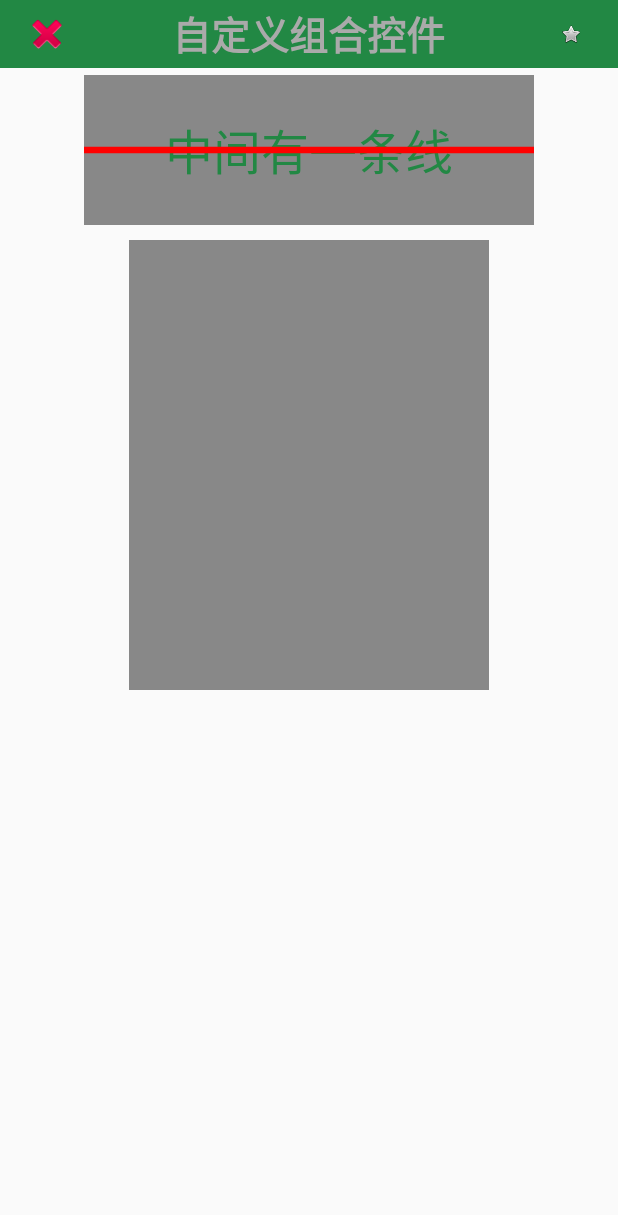
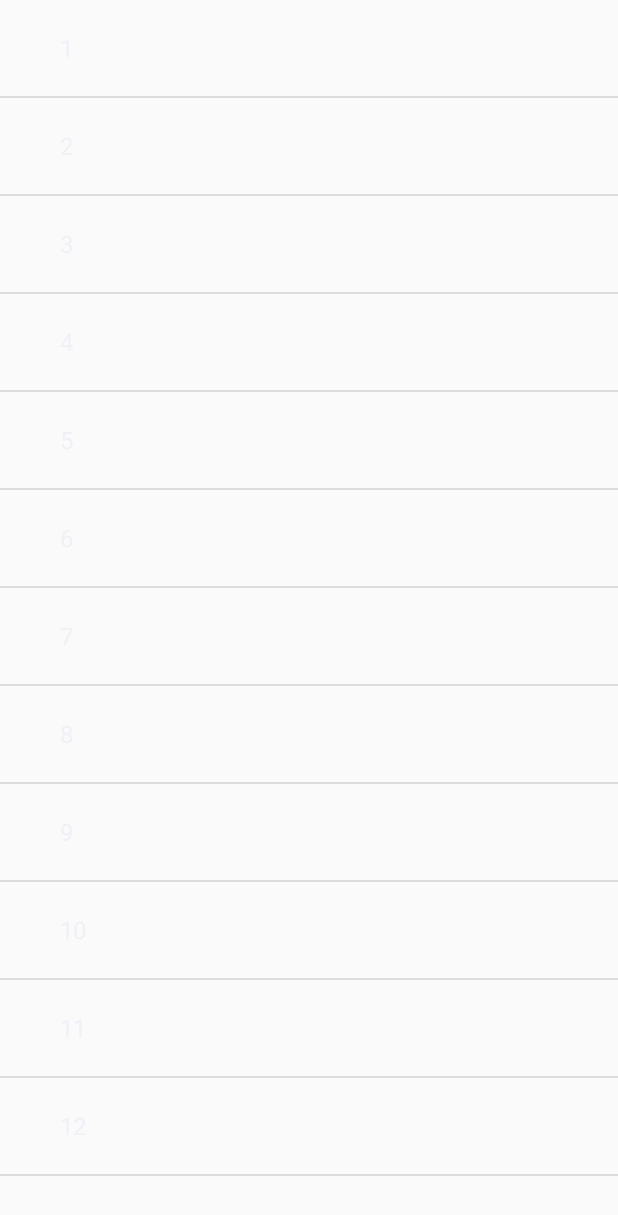
Before and after one commit to yibulaxi/DevNotes, an Android app: the screen it shows after launch (MainActivity), on a phone screen of 412 x 824 dp. Shown: the top 1215 px of the screen. Run offline under Robolectric (Android 15) with nearby library versions, the phone set to English and light mode, and no system bars.

Commit message:
完成自定义 ViewGroup 控件。

```diff
--- a/app/src/main/java/cn/kk/customview/MainActivity.kt
+++ b/app/src/main/java/cn/kk/customview/MainActivity.kt
@@ -1,10 +1,9 @@
 package cn.kk.customview
 
+import android.os.Bundle
+import android.widget.ArrayAdapter
 import androidx.appcompat.app.AppCompatActivity
-import android.os.Bundle
-import android.view.View
-import android.widget.Toast
-import kotlinx.android.synthetic.main.activity_test.*
+import kotlinx.android.synthetic.main.activity_horizontalview.*
 
 class MainActivity : AppCompatActivity() {
     override fun onCreate(savedInstanceState: Bundle?) {
@@ -13,14 +12,49 @@ class MainActivity : AppCompatActivity() {
         var myEditTextViewLayout = R.layout.activity_main
         var myTextViewAndRectViewLayout = R.layout.activity_test
         var myTitleBarLayout = R.layout.my_titlebar
-        setContentView(myTextViewAndRectViewLayout)
+        var myImageViewLayout = R.layout.activity_imageview
+        var mySurfaceViewLayout = R.layout.activity_surfaceview
+        var myHorizontalViewLayout = R.layout.activity_horizontalview
+        setContentView(myHorizontalViewLayout)
 
-        my_title_bar.setLeftListener {
-            Toast.makeText(this, "left click!", Toast.LENGTH_SHORT).show()
-        }
 
-        my_title_bar.setRightListener {
-            Toast.makeText(this, "right click", Toast.LENGTH_SHORT).show()
-        }
+        // 自定义组合控件
+        /* my_title_bar.setLeftListener {
+             Toast.makeText(this, "left click!", Toast.LENGTH_SHORT).show()
+         }
+
+         my_title_bar.setRightListener {
+             Toast.makeText(this, "right click", Toast.LENGTH_SHORT).show()
+         }*/
+
+        // 初始化 HorizontalView 里面的 ListView
+        val nums = arrayOf("1", "2", "3", "4", "5", "6", "7", "8", "9", "10", "11", "12", "13")
+        val letters = arrayOf("A", "B", "C", "D", "E", "F", "G", "H", "I", "G", "H", "I", "J")
+        val numEnglish = arrayOf(
+            "One",
+            "Two",
+            "Three",
+            "Four",
+            "Five",
+            "Six",
+            "Seven",
+            "Eight",
+            "Nine",
+            "Ten",
+            "Eleven",
+            "Twelve",
+            "Thirteen"
+        )
+
+        val firstAdapter: ArrayAdapter<*> =
+            ArrayAdapter<Any?>(application, android.R.layout.simple_expandable_list_item_1, nums)
+        val secondAdapter: ArrayAdapter<*> =
+            ArrayAdapter<Any?>(application, android.R.layout.simple_expandable_list_item_1, letters)
+        val thirdAdapter: ArrayAdapter<*> =
+            ArrayAdapter<Any?>(application, android.R.layout.simple_expandable_list_item_1, numEnglish)
+
+        list_view_1.adapter = firstAdapter
+        list_view_2.adapter = secondAdapter
+        list_view_3.adapter = thirdAdapter
     }
 }
--- /dev/null
+++ b/app/src/main/java/cn/kk/customview/widget/HorizontalView.java
@@ -0,0 +1,224 @@
+package cn.kk.customview.widget;
+
+import android.content.Context;
+import android.util.AttributeSet;
+import android.util.Log;
+import android.view.MotionEvent;
+import android.view.VelocityTracker;
+import android.view.View;
+import android.view.ViewGroup;
+import android.widget.ArrayAdapter;
+import android.widget.Scroller;
+
+/**
+ * 项目: CustomView
+ * 类描述: 继承自 ViewGroup 的控件，实现左右滑动（为了简单，没有处理 padding 和 子view 的 margin）
+ * 创建人: kk
+ * 创建时间: 3/23/21
+ * <p>
+ * 1. onMeasure() 中处理 wrap_content 属性
+ * 2. onLayout() 必须要实现，在里面处理 子view 摆放
+ * 3. onInterceptTouchEvent() 处理滑动冲突（如果里面是 ListView，则为垂直滑动，会导致滑动冲突。解决办法：如果监测到水平滑动，则让父view 拦截）
+ * 4. onTouchEvent() 弹性滑动到其他页面
+ * 5. VelocityTracker，用来测试滑动速度。 快速滑动到其他页面
+ * 6. 再次触摸屏幕，阻止上次没有完成的滑动
+ */
+public class HorizontalView extends ViewGroup {
+    private static final String TAG = "HorizontalView";
+    private int lastInterceptX = -1;
+    private int lastInterceptY = -1;
+    private int lastTouchX;
+    private int lastTouchY;
+    private int currentIndex = 0;
+    private int childWidth;
+    private Scroller mScroller;
+    private VelocityTracker mVelocityTracker;
+    private int scrollDuration = 1000;
+
+    public HorizontalView(Context context) {
+        this(context, null);
+    }
+
+    public HorizontalView(Context context, AttributeSet attrs) {
+//        super(context, attrs);
+        this(context, attrs, 0);
+    }
+
+    public HorizontalView(Context context, AttributeSet attrs, int defStyleAttr) {
+        super(context, attrs, defStyleAttr);
+        init();
+    }
+
+    private void init() {
+        mScroller = new Scroller(getContext());
+        mVelocityTracker = VelocityTracker.obtain();
+
+        ArrayAdapter arrayAdapter = new ArrayAdapter(getContext(), android.R.layout.simple_expandable_list_item_1);
+
+    }
+
+    @Override
+    protected void onMeasure(int widthMeasureSpec, int heightMeasureSpec) {
+        super.onMeasure(widthMeasureSpec, heightMeasureSpec);
+        int widthMode = MeasureSpec.getMode(widthMeasureSpec);
+        int heightMode = MeasureSpec.getMode(heightMeasureSpec);
+        int widthSize = MeasureSpec.getSize(widthMode);
+        int heightSize = MeasureSpec.getSize(heightMode);
+
+        measureChildren(widthMeasureSpec, heightMeasureSpec);
+
+        // 如果没有 子view，就设置宽高为 0(简化处理，正常应该根据 LayoutParams 中的宽和高来做相应的处理)
+        if (getChildCount() == 0) {
+            setMeasuredDimension(0, 0);
+        } else if (widthMode == MeasureSpec.AT_MOST && heightMode == MeasureSpec.AT_MOST) {
+            // 宽和高都是 AT_MOST，宽度设置为所有宽度的和，高度设置为第一个 子view 的高度
+            View firstChild = getChildAt(0);
+            int firstChildWidth = firstChild.getWidth();
+            int firstChildHeight = firstChild.getHeight();
+            setMeasuredDimension(firstChildWidth * getChildCount(), firstChildHeight);
+        } else if (widthMode == MeasureSpec.AT_MOST) {
+            // 宽是 AT_MOST,宽度设置为所有宽度的和
+            setMeasuredDimension(getChildAt(0).getWidth() * getChildCount(), heightSize);
+        } else if (heightMode == MeasureSpec.AT_MOST) {
+            // 高是 AT_MOST,高度设置为第一个元素的高度
+            setMeasuredDimension(widthSize, getChildAt(0).getHeight());
+        }
+    }
+
+    @Override
+    protected void onLayout(boolean changed, int l, int t, int r, int b) {
+        View child;
+        int childCount = getChildCount();
+        int left = 0;
+        for (int i = 0; i < childCount; i++) {
+            child = getChildAt(i);
+
+            // 如果 子view 不是 GONE，那么就摆放
+            if (child.getVisibility() != View.GONE) {
+                int width = child.getMeasuredWidth();
+                childWidth = width;  // 这个操作看不懂
+                // 摆放的高度就是测量的高度
+                child.layout(left, 0, left + width, child.getMeasuredHeight());
+
+                // 宽度一直累加，也就是一直往右边摆放
+                left += width;
+            }
+        }
+    }
+
+    @Override
+    public boolean onInterceptTouchEvent(MotionEvent ev) {
+        boolean intercept = false;
+
+        int x = (int) ev.getX();
+        int y = (int) ev.getY();
+
+        switch (ev.getAction()) {
+            case MotionEvent.ACTION_DOWN:
+                // 如果上次的滑动没有完成，那么也不继续滑动了，停止
+                intercept = false;
+                if (!mScroller.isFinished()){
+                    mScroller.abortAnimation();
+                }
+
+                //因为 intercept 为 false，所以 onTouchEvent() 就无法获取 Down 事件了，所以更新lastTouchX 和 lastTouchY
+                lastTouchX = x;
+                lastTouchY = y;
+                break;
+            case MotionEvent.ACTION_MOVE:
+                if (lastInterceptX != -1 && lastInterceptY != -1) {
+                    int moveX = x - lastInterceptX;
+                    int moveY = y - lastInterceptY;
+                    if (Math.abs(moveX) > Math.abs(moveY)) {
+                        // 属于横向滑动
+                        intercept = true;
+                    } else {
+                        intercept = false;
+                    }
+                }
+                break;
+            case MotionEvent.ACTION_UP:
+                intercept = false;
+                break;
+        }
+
+        lastInterceptX = x;
+        lastInterceptY = y;
+        return intercept;
+    }
+
+    @Override
+    public boolean onTouchEvent(MotionEvent event) {
+        int x = (int) event.getX();
+        int y = (int) event.getY();
+
+        Log.d(TAG, "onTouchEvent: x,y= (" + x + "," + y + ")");
+        switch (event.getAction()) {
+            case MotionEvent.ACTION_MOVE:
+                // 计算水平移动
+                int moveX = x - lastTouchX;
+                Log.d(TAG, "onTouchEvent: moveX= " + moveX);
+                scrollBy(-moveX, 0);
+                break;
+            case MotionEvent.ACTION_UP:
+                // 计算抬起时的水平移动距离
+                int distance = getScrollX() - currentIndex * childWidth;
+                if (Math.abs(distance) > childWidth / 2) { // 应该滑到下一个 child view 了
+                    if (distance > 0) {
+                        currentIndex++;
+                    } else {
+                        currentIndex--;
+                    }
+
+                    // 在这里滑动是不是也可以？
+                } else { // 处理快速滑动
+                    mVelocityTracker.computeCurrentVelocity(1000);
+                    float xV = mVelocityTracker.getXVelocity();
+                    if (Math.abs(xV) > 50) {
+                        if (xV > 0) {
+                            currentIndex++;
+                        } else {
+                            currentIndex--;
+                        }
+                    }
+                }
+
+                // 限定 currentIndex 范围
+                currentIndex = Math.min(currentIndex,getChildCount() - 1);
+                currentIndex = Math.max(0,currentIndex);
+
+                // 滑动
+                smoothScrollTo(currentIndex * childWidth, 0);
+
+                // 滑动完后，重置速度计算器
+                mVelocityTracker.clear();
+                break;
+        }
+
+        lastTouchX = x;
+        lastTouchY = y;
+        return true;
+    }
+
+    @Override
+    public void computeScroll() {
+        super.computeScroll();
+        // 计算滑动
+        if (mScroller.computeScrollOffset()) {
+            scrollTo(mScroller.getCurrX(), mScroller.getCurrY());
+            postInvalidate();
+        }
+    }
+
+    public void smoothScrollTo(int destX, int destY) {
+        mScroller.startScroll(getScrollX(), getScrollY(),
+                destX - getScrollX(), destY - getScrollY(), scrollDuration);
+
+        // 发起重新绘制
+        invalidate();
+    }
+
+    private int min(int x, int y){
+        return Math.min(x,y);
+    }
+}
--- /dev/null
+++ b/app/src/main/res/layout/activity_horizontalview.xml
@@ -0,0 +1,66 @@
+<?xml version="1.0" encoding="utf-8"?>
+<cn.kk.customview.widget.HorizontalView xmlns:android="http://schemas.android.com/apk/res/android"
+    android:layout_width="match_parent"
+    android:layout_height="match_parent">
+
+    <!--<TextView
+        android:layout_width="100dp"
+        android:layout_height="300dp"
+        android:background="@color/grey_e"
+        android:gravity="center"
+        android:text="one"
+        android:textColor="@color/blue"
+        android:textSize="38sp" />
+
+    <TextView
+        android:layout_width="100dp"
+        android:layout_height="300dp"
+        android:background="@color/grey_d"
+        android:gravity="center"
+        android:text="two"
+        android:textColor="@color/blue"
+        android:textSize="38sp" />
+
+    <TextView
+        android:layout_width="100dp"
+        android:layout_height="300dp"
+        android:background="@color/grey_c"
+        android:gravity="center"
+        android:text="three"
+        android:textColor="@color/blue"
+        android:textSize="38sp" />
+
+    <TextView
+        android:layout_width="100dp"
+        android:layout_height="300dp"
+        android:background="@color/grey_b"
+        android:gravity="center"
+        android:text="four"
+        android:textColor="@color/blue"
+        android:textSize="38sp" />
+
+    <TextView
+        android:layout_width="100dp"
+        android:layout_height="300dp"
+        android:background="@color/grey_a"
+        android:gravity="center"
+        android:text="five"
+        android:textColor="@color/blue"
+        android:textSize="38sp" />-->
+
+    <ListView
+        android:id="@+id/list_view_1"
+        android:layout_width="match_parent"
+        android:layout_height="match_parent" />
+
+    <ListView
+        android:id="@+id/list_view_2"
+        android:layout_width="match_parent"
+        android:layout_height="match_parent" />
+
+    <ListView
+        android:id="@+id/list_view_3"
+        android:layout_width="match_parent"
+        android:layout_height="match_parent" />
+
+</cn.kk.customview.widget.HorizontalView>
--- a/app/src/main/res/values/colors.xml
+++ b/app/src/main/res/values/colors.xml
@@ -4,6 +4,24 @@
     <color name="colorPrimaryDark">#3700B3</color>
     <color name="colorAccent">#03DAC5</color>
 
+    <color name="grey_e">#eee</color>
+    <color name="grey_d">#ddd</color>
+    <color name="grey_c">#ccc</color>
+    <color name="grey_b">#bbb</color>
+    <color name="grey_a">#aaa</color>
+    <color name="grey_9">#999</color>
+    <color name="grey_8">#888</color>
+    <color name="grey_7">#777</color>
+    <color name="grey_6">#666</color>
+    <color name="grey_5">#555</color>
+    <color name="grey_4">#444</color>
+    <color name="grey_3">#333</color>
+    <color name="grey_2">#222</color>
+    <color name="grey_1">#111</color>
+    <color name="grey_0">#000</color>
+
     <color name="green">#284</color>
+    <color name="red">#a22</color>
+    <color name="blue">#26f</color>
     <color name="grey">#888</color>
 </resources>
```
Also changed, not shown: app/src/main/java/cn/kk/customview/widget/MyImageView.java (added, +43 -0 lines), app/src/main/java/cn/kk/customview/widget/MySurfaceView.java (added, +69 -0 lines), app/src/main/res/layout/activity_imageview.xml (added, +13 -0 lines), app/src/main/res/layout/activity_surfaceview.xml (added, +12 -0 lines), 1 other file.
